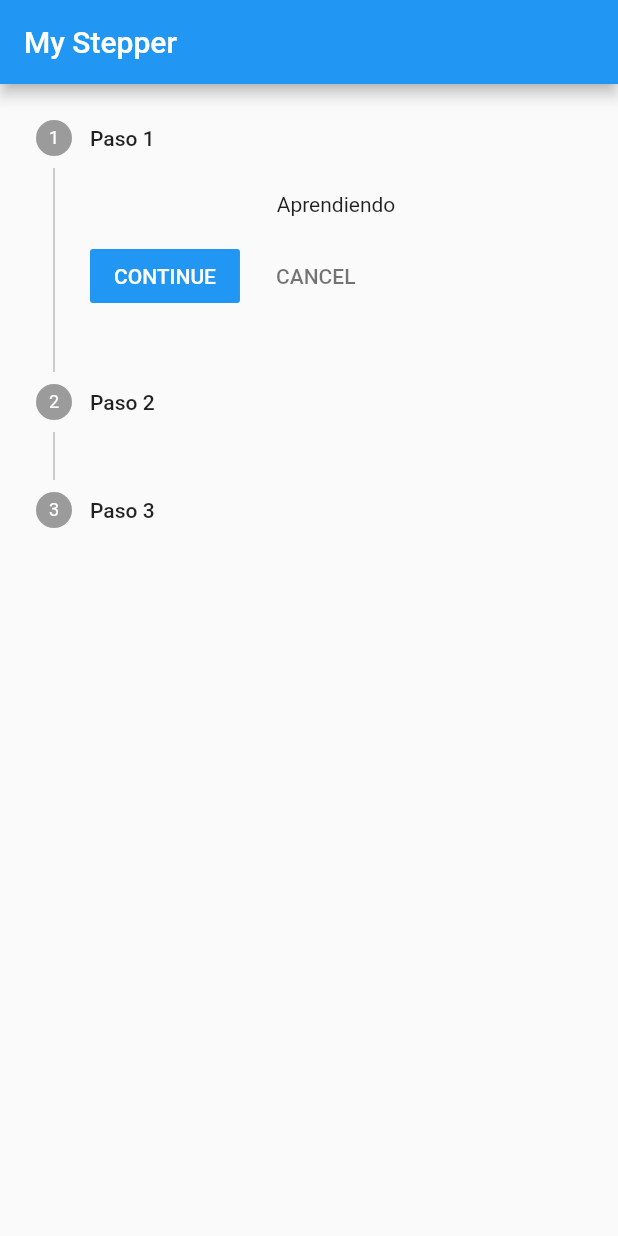
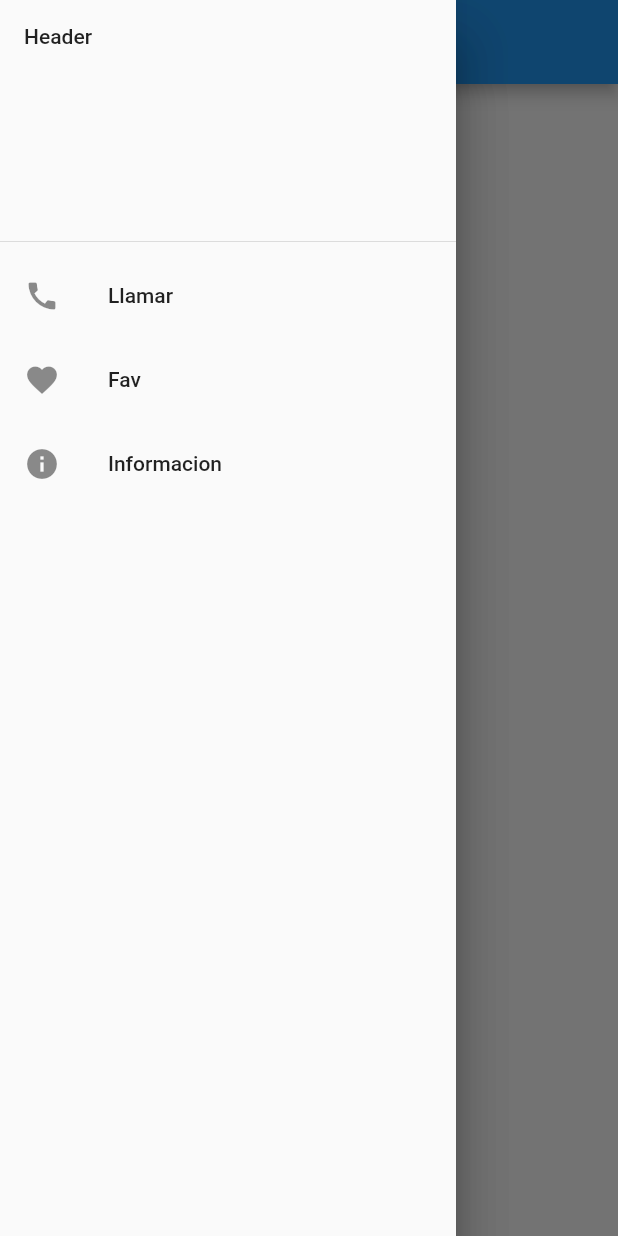
Before and after one commit to jotasie7e/pruebas_def, a Flutter app: the screen it shows after launch, with the side drawer open (before the commit the screen has no drawer), on a phone screen of 412 x 824 dp. Run offline on Flutter 3.47's test engine with Material 2 defaults, Android fonts, the phone set to English and light mode, and no system bars.

Commit message:
Menu Izquierda

```diff
--- a/lib/main.dart
+++ b/lib/main.dart
@@ -1,58 +1,66 @@
 import 'package:flutter/material.dart';
+import 'package:fllutter_app/pages/call.dart';
+import 'package:fllutter_app/pages/fav.dart';
 
 void main(){
   runApp(new MaterialApp(
-    home: MyStepper(),
+    home: MyDrawer(),
+    routes: <String, WidgetBuilder>{
+      Call.routeName: (BuildContext context) => new Call(),
+      Fav.routeName: (BuildContext context) => new Fav(),
+    },
   ));
 }
 
-class MyStepper extends StatefulWidget{
+class MyDrawer extends StatefulWidget{
   @override
-  _MyStepperState createState() => new _MyStepperState();
+  _MyDrawerState createState() => new _MyDrawerState();
 }
 
-class _MyStepperState extends State<MyStepper>{
+class _MyDrawerState extends State<MyDrawer>{
 
-  int _currentStep = 0;
-  List<Step> mySteps = [
-    new Step(title: new Text("Paso 1"), content: new Text("Aprendiendo")),
-    new Step(title: new Text("Paso 2"), content: new Text("Flutter")),
-    new Step(title: new Text("Paso 3"), content: new Text(";)")),
-  ];
+  Drawer _getDrawer(BuildContext context) {
+
+    var header = new DrawerHeader(child: new Text("Header"));
+    var info = new AboutListTile(
+      child: new Text("Informacion"),
+      applicationIcon: new Icon(Icons.face),
+      applicationVersion: "1",
+      applicationName: "Pruebas",
+      icon: new Icon(Icons.info),
+    );
+
+    ListTile _getItem(Icon icono, String descripcion, String ruta) {
+      return new ListTile(
+        leading: icono,
+        title: new Text(descripcion),
+        onTap: () {
+          setState(() {
+            Navigator.of(context).pushNamed(ruta);
+          });
+        },
+      );
+    }
+
+    ListView listView = new ListView(
+      children: <Widget>[
+        header,
+        _getItem(new Icon(Icons.call), "Llamar", "/call"),
+        _getItem(new Icon(Icons.favorite), "Fav", "/fav"),
+        info
+      ],
+    );
+
+    return new Drawer(
+      child: listView
+    );
+  }
 
   @override
   Widget build(BuildContext context) {
     return new Scaffold(
-      appBar: new AppBar(
-        title: new Text("My Stepper"),
-      ),
-      body: new Container(
-        child: new Stepper(
-          currentStep: this._currentStep,
-          steps: mySteps,
-          //type: StepperType.horizontal,
-          onStepContinue: (){
-            setState(() {
-              if(_currentStep < mySteps.length - 1) {
-                _currentStep = _currentStep + 1;
-              }
-              else{
-                _currentStep = 0;
-              }
-            });
-          },
-          onStepCancel: (){
-            setState(() {
-              _currentStep = 0;
-            });
-          },
-          onStepTapped: (step){
-            setState(() {
-              _currentStep = step;
-            });
-          },
-        )
-      ),
+      appBar: new AppBar(title: new Text("Menu Izquierda"),),
+      drawer: new Drawer(child: _getDrawer(context)),  //menu izquierda
     );
   }
 }
--- a/lib/pages/call.dart
+++ b/lib/pages/call.dart
@@ -1,9 +1,13 @@
 import 'package:flutter/material.dart';
 
 class Call extends StatelessWidget{
+
+  static const String routeName = "/call";
+
   @override
   Widget build(BuildContext context) {
     return new Scaffold(
+      appBar: new AppBar(title: new Text("Call"),),
       body: new Container(
         child :new Center(
           child: new Column(
--- a/lib/pages/fav.dart
+++ b/lib/pages/fav.dart
@@ -1,9 +1,15 @@
 import 'package:flutter/material.dart';
 
 class Fav extends StatelessWidget{
+
+  static const String routeName = "/fav";
+
   @override
   Widget build(BuildContext context) {
     return new Scaffold(
+      appBar: new AppBar(
+        title: new Text("Info")
+      ),
       body: new Container(
         child: new Center(
           child: new Column(
```
